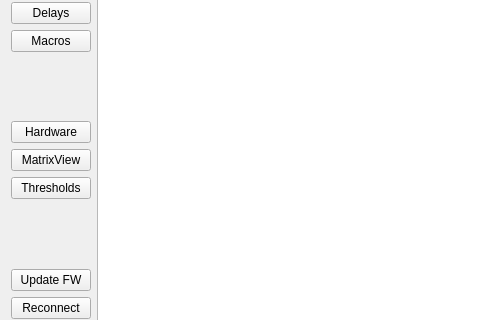
Qt form FlightController/FlightController.ui (dmaone/CommonSense) before a commit; both pictures show x 0 to 480 and y 101 to 421 of the 780 by 550 pixel window.
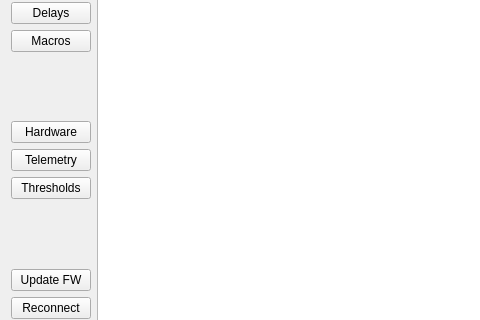
The same form after that commit. Custom widgets are drawn as their Qt base class.

Commit message: s/MatrixView/Telemetry/g

What changed in the file:
```diff
--- a/FlightController/FlightController.ui
+++ b/FlightController/FlightController.ui
@@ -55,7 +55,7 @@
       <item row="12" column="0">
        <widget class="QPushButton" name="MatrixViewButton">
         <property name="text">
-         <string>MatrixView</string>
+         <string>Telemetry</string>
         </property>
        </widget>
       </item>
```
Left out of the diff: 6 changed lines with no effect on the pictures. The commit also changes 9 other files.
